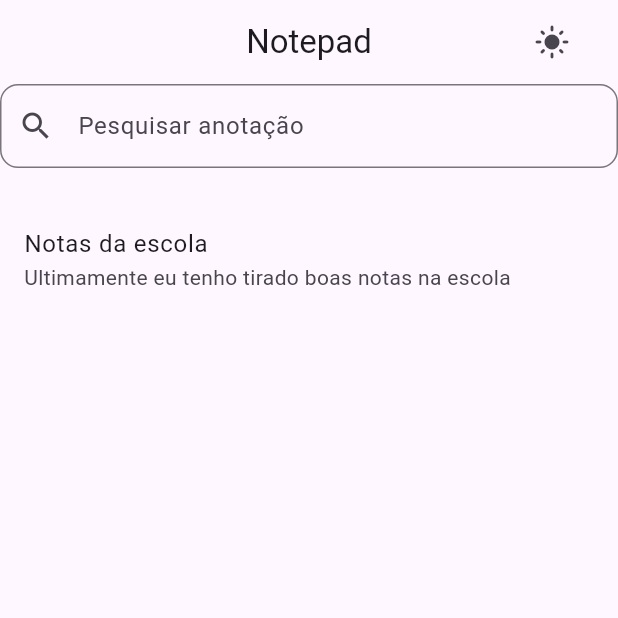
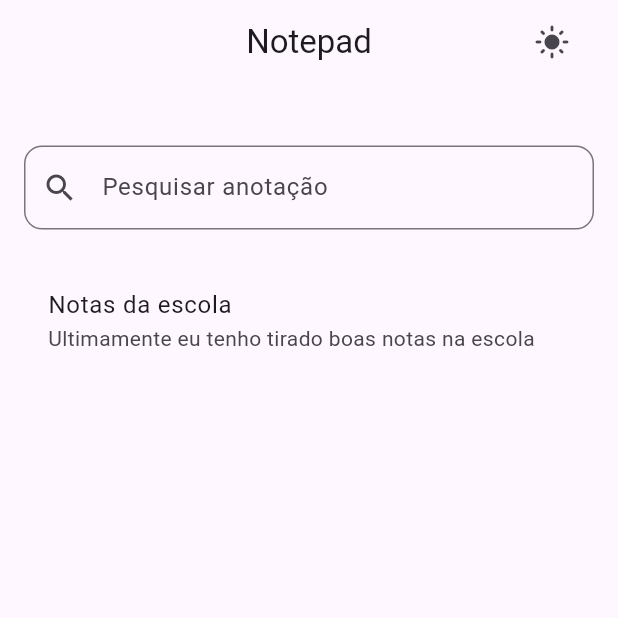
Before and after one commit to Gsdagustavo/flutter_notepad, a Flutter app: the screen it shows after launch, on a phone screen of 412 x 824 dp, the top half of it. Run offline on Flutter 3.47's test engine with Material 3 defaults, Android fonts, the phone set to English and light mode, and no system bars.

Commit message:
added some padding for style + made the unfocus feature

```diff
--- a/lib/view/pages/home_page.dart
+++ b/lib/view/pages/home_page.dart
@@ -19,13 +19,20 @@ class _HomePageState extends State<HomePage> {
   Widget build(BuildContext context) {
     return Consumer<NoteState>(
       builder:
-          (context, noteState, _) => Scaffold(
+          (context, noteState, _) => GestureDetector(
+            onTap: FocusScope.of(context).unfocus,
+
+            child: Scaffold(
               appBar: const MyAppBar(),
 
-            body: Column(
+              body: Padding(
+                padding: const EdgeInsets.all(16.0),
+                child: Column(
                   children: [
                     /// search bar
-                TextField(
+                    Padding(
+                      padding: const EdgeInsets.symmetric(vertical: 25),
+                      child: TextField(
                         decoration: InputDecoration(
                           border: OutlineInputBorder(
                             borderRadius: BorderRadius.circular(12),
@@ -36,8 +43,7 @@ class _HomePageState extends State<HomePage> {
 
                         controller: _searchController,
                       ),
-
-                const SizedBox(height: 25),
+                    ),
 
                     /// list of all notes
                     Expanded(
@@ -50,6 +56,8 @@ class _HomePageState extends State<HomePage> {
                       ),
                     ),
                   ],
+                ),
+              ),
             ),
           ),
     );
```
Lines whose indentation alone changed are shown as unchanged.
